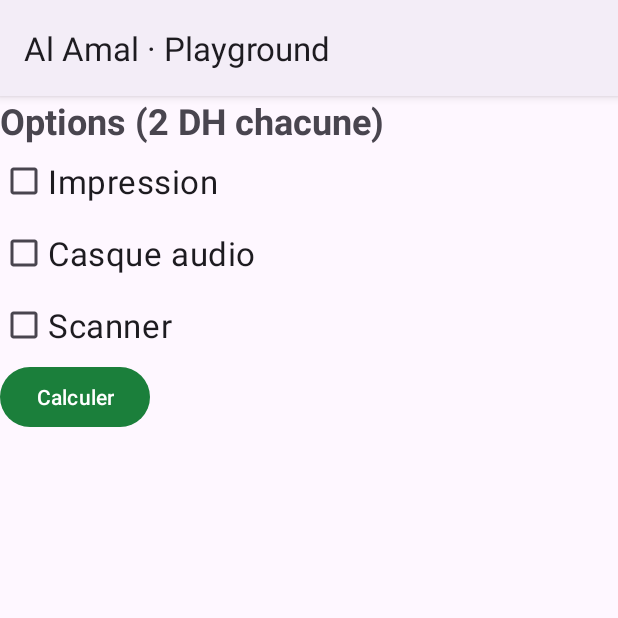
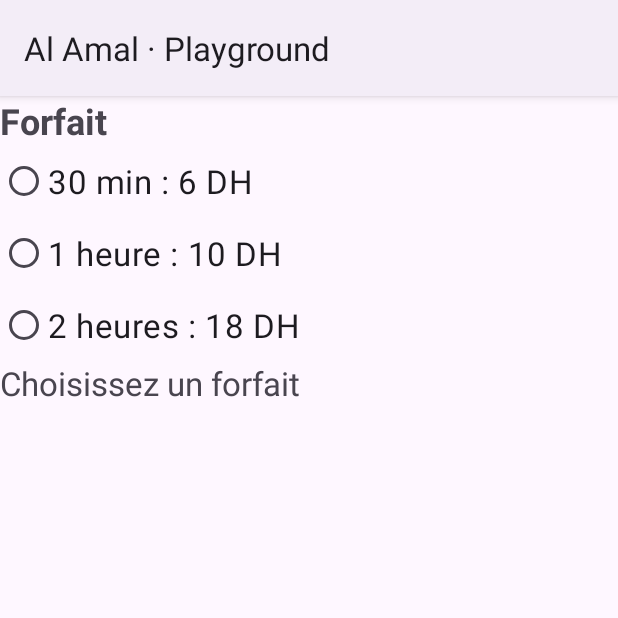
Before and after one commit to mks-zakaria/TP-M203-DEV-UI, an Android app built with Jetpack Compose: the screen it shows after launch (PlaygroundActivity), on a phone screen of 412 x 824 dp, the top half of it. Run offline under Robolectric (Android 15) with nearby library versions, the phone set to English and light mode, and no system bars.

Commit message:
feat: radiobuttons

```diff
--- a/app/src/main/java/ma/ofppt/ista/alamal/PlaygroundActivity.kt
+++ b/app/src/main/java/ma/ofppt/ista/alamal/PlaygroundActivity.kt
@@ -3,6 +3,7 @@ package ma.ofppt.ista.alamal
 import android.os.Bundle
 import android.widget.Button
 import android.widget.CheckBox
+import android.widget.RadioGroup
 import android.widget.TextView
 import androidx.appcompat.app.AppCompatActivity
 
@@ -15,27 +16,39 @@ class PlaygroundActivity : AppCompatActivity() {
         setContentView(R.layout.activity_playground)
 
         // Etape 01 : checkBoxes
-        val imp = findViewById<CheckBox>(R.id.chkImpression)
-        val casque = findViewById<CheckBox>(R.id.chkCasque)
-        val scaneer = findViewById<CheckBox>(R.id.chkScanner)
-        val btn = findViewById<Button>(R.id.btnTotal)
-        val txtTotale = findViewById<TextView>(R.id.txtTotal)
-        btn.setOnClickListener {
-            var prix = 0
-            var options = 0
-            if (imp.isChecked) {
-                prix += 2
-                options++
+//        val imp = findViewById<CheckBox>(R.id.chkImpression)
+//        val casque = findViewById<CheckBox>(R.id.chkCasque)
+//        val scaneer = findViewById<CheckBox>(R.id.chkScanner)
+//        val btn = findViewById<Button>(R.id.btnTotal)
+//        val txtTotale = findViewById<TextView>(R.id.txtTotal)
+//        btn.setOnClickListener {
+//            var prix = 0
+//            var options = 0
+//            if (imp.isChecked) {
+//                prix += 2
+//                options++
+//            }
+//            if (casque.isChecked) {
+//                prix += 2
+//                options++
+//            }
+//            if (scaneer.isChecked) {
+//                prix += 2
+//                options++
+//            }
+//            txtTotale.text = "$options Options(s): $prix DH"
+//        }
+
+        // Etape 02 : radioButtons
+        val radioGroup = findViewById<RadioGroup>(R.id.grpForfait)
+        val txtForfait = findViewById<TextView>(R.id.txtForfait)
+        radioGroup.setOnCheckedChangeListener { group, id ->
+            when(id) {
+                R.id.rad30 -> txtForfait.text = "Forfait 30 min, 6 DH"
+                R.id.rad60 -> txtForfait.text = "Forfait 60 min, 10 DH"
+                R.id.rad120 -> txtForfait.text = "Forfait 18 min, 18 DH"
             }
-            if (casque.isChecked) {
-                prix += 2
-                options++
-            }
-            if (scaneer.isChecked) {
-                prix += 2
-                options++
-            }
-            txtTotale.text = "$options Options(s): $prix DH"
         }
+
     }
 }
--- a/app/src/main/res/layout/activity_playground.xml
+++ b/app/src/main/res/layout/activity_playground.xml
@@ -9,40 +9,79 @@
     android:orientation="vertical"
     >
 
+<!--    Etape 01 : CheckBox-->
+<!--    <TextView-->
+<!--        android:layout_width="wrap_content"-->
+<!--        android:layout_height="wrap_content"-->
+<!--        android:text="Options (2 DH chacune)"-->
+<!--        android:textSize="24sp"-->
+<!--        android:textStyle="bold" />-->
+<!--    <CheckBox-->
+<!--        android:id="@+id/chkImpression"-->
+<!--        android:layout_width="wrap_content"-->
+<!--        android:layout_height="wrap_content"-->
+<!--        android:text="Impression"-->
+<!--        android:textSize="22sp" />-->
+<!--    <CheckBox-->
+<!--        android:id="@+id/chkCasque"-->
+<!--        android:layout_width="wrap_content"-->
+<!--        android:layout_height="wrap_content"-->
+<!--        android:text="Casque audio"-->
+<!--        android:textSize="22sp" />-->
+<!--    <CheckBox-->
+<!--        android:id="@+id/chkScanner"-->
+<!--        android:layout_width="wrap_content"-->
+<!--        android:layout_height="wrap_content"-->
+<!--        android:text="Scanner"-->
+<!--        android:textSize="22sp" />-->
+
+<!--    <Button-->
+<!--        android:id="@+id/btnTotal"-->
+<!--        android:layout_width="wrap_content"-->
+<!--        android:layout_height="wrap_content"-->
+<!--        android:text="Calculer" />-->
+<!--    <TextView-->
+<!--        android:id="@+id/txtTotal"-->
+<!--        android:layout_width="wrap_content"-->
+<!--        android:layout_height="wrap_content"-->
+<!--        android:textSize="22sp" />-->
+
+
     <TextView
         android:layout_width="wrap_content"
         android:layout_height="wrap_content"
-        android:text="Options (2 DH chacune)"
+        android:text="Forfait"
         android:textSize="24sp"
         android:textStyle="bold" />
-    <CheckBox
-        android:id="@+id/chkImpression"
+    <RadioGroup
+        android:id="@+id/grpForfait"
+        android:layout_width="wrap_content"
+        android:layout_height="wrap_content">
+    <RadioButton
+        android:id="@+id/rad30"
         android:layout_width="wrap_content"
         android:layout_height="wrap_content"
-        android:text="Impression"
+        android:text="30 min : 6 DH"
         android:textSize="22sp" />
-    <CheckBox
-        android:id="@+id/chkCasque"
+    <RadioButton
+        android:id="@+id/rad60"
         android:layout_width="wrap_content"
         android:layout_height="wrap_content"
-        android:text="Casque audio"
+        android:text="1 heure : 10 DH"
         android:textSize="22sp" />
-    <CheckBox
-        android:id="@+id/chkScanner"
+
+        <RadioButton
+            android:id="@+id/rad120"
+            android:layout_width="wrap_content"
+            android:layout_height="wrap_content"
+            android:text="2 heures : 18 DH"
+            android:textSize="22sp" />
+    </RadioGroup>
+    <TextView
+        android:id="@+id/txtForfait"
         android:layout_width="wrap_content"
         android:layout_height="wrap_content"
-        android:text="Scanner"
-        android:textSize="22sp" />
-
-    <Button
-        android:id="@+id/btnTotal"
-        android:layout_width="wrap_content"
-        android:layout_height="wrap_content"
-        android:text="Calculer" />
-    <TextView
-        android:id="@+id/txtTotal"
-        android:layout_width="wrap_content"
-        android:layout_height="wrap_content"
+        android:text="Choisissez un forfait"
         android:textSize="22sp" />
 
 </LinearLayout>
```
